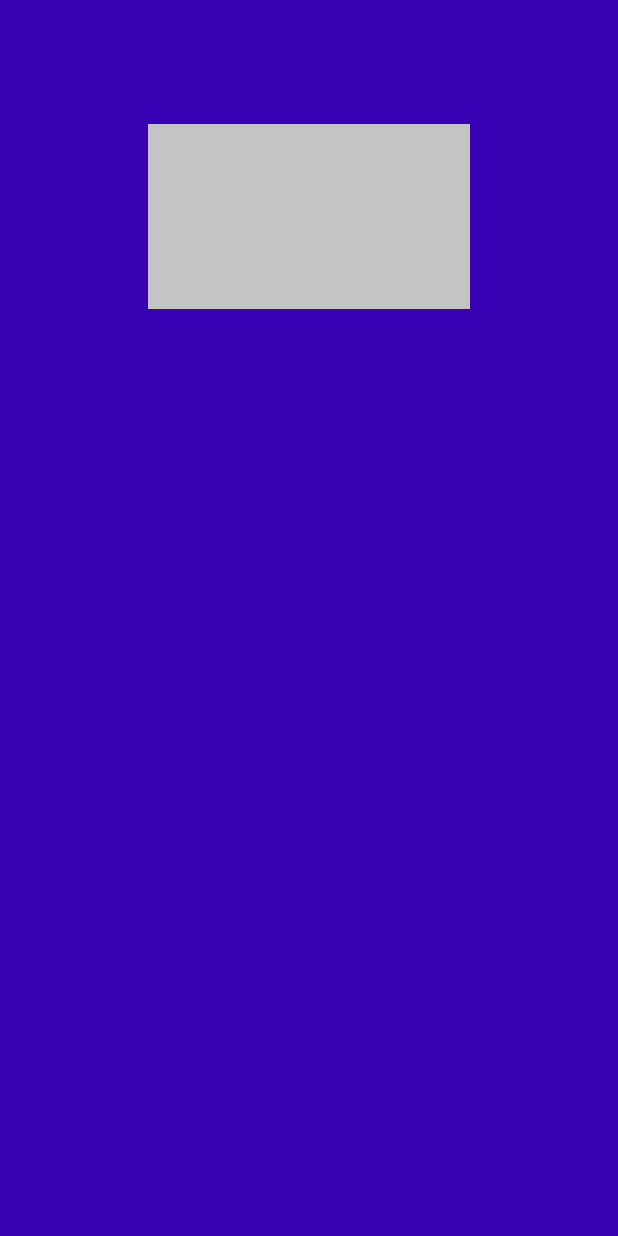
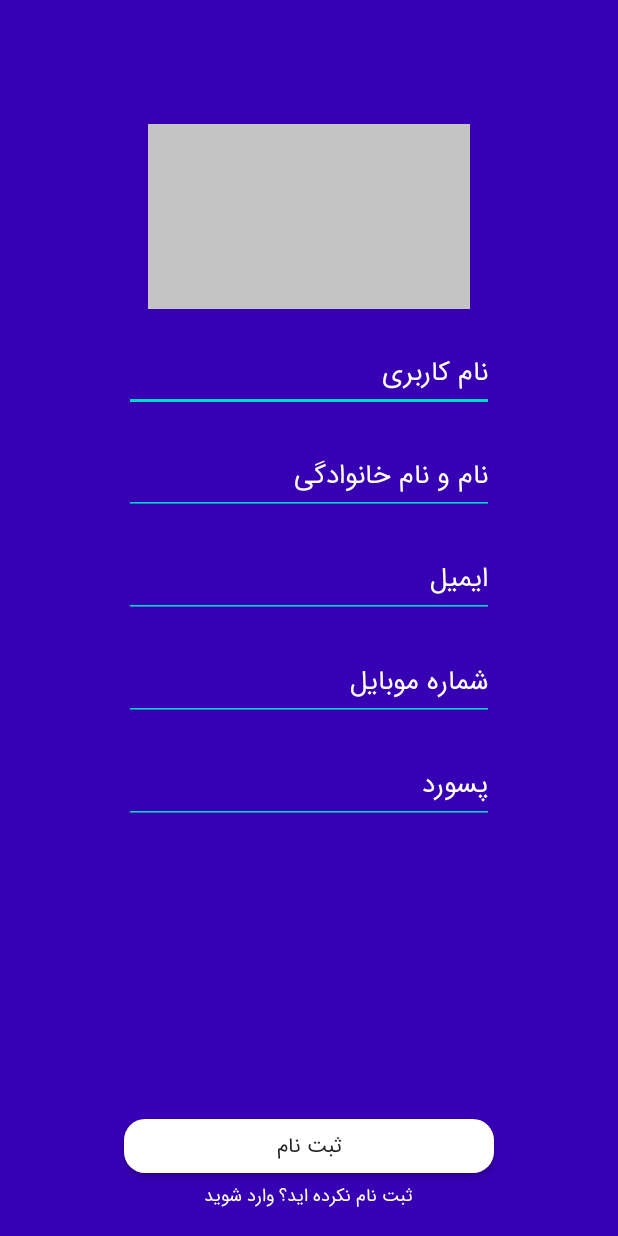
Before and after one commit to mahdiElliot/chap, an Android app: the layout fragment_register.xml on its own in the app's theme, with its tools: preview values and no code run, on a phone screen of 412 x 824 dp. Run offline under Robolectric (Android 15) with nearby library versions, the phone set to English and light mode, and no system bars.

Commit message:
register

```diff
--- /dev/null
+++ b/app/src/main/res/drawable/btn_background.xml
@@ -0,0 +1,27 @@
+<?xml version="1.0" encoding="utf-8"?>
+<selector xmlns:android="http://schemas.android.com/apk/res/android">
+    <item android:state_pressed="true">
+        <shape android:shape="rectangle">
+            <corners android:radius="14dp" />
+            <solid android:color="@color/grey" />
+        </shape>
+    </item>
+    <item android:state_selected="true">
+        <shape android:shape="rectangle">
+            <corners android:radius="14dp" />
+            <solid android:color="@color/grey" />
+        </shape>
+    </item>
+    <item android:state_focused="true">
+        <shape android:shape="rectangle">
+            <corners android:radius="14dp" />
+            <solid android:color="@color/grey" />
+        </shape>
+    </item>
+    <item>
+        <shape android:shape="rectangle">
+            <corners android:radius="14dp" />
+            <solid android:color="@color/white" />
+        </shape>
+    </item>
+</selector>
--- a/app/src/main/res/layout/fragment_register.xml
+++ b/app/src/main/res/layout/fragment_register.xml
@@ -50,20 +50,99 @@
 
 
     <LinearLayout
+        android:id="@+id/layout_reg"
         android:layout_width="0dp"
         android:layout_height="0dp"
         app:layout_constraintLeft_toLeftOf="@id/guide_3"
         app:layout_constraintRight_toRightOf="@+id/guide_4"
         app:layout_constraintTop_toTopOf="@id/guide_2"
-        app:layout_constraintBottom_toBottomOf="parent"
-        android:layout_marginTop="12dp"
-        android:layout_marginBottom="12dp"
+        app:layout_constraintBottom_toTopOf="@+id/btn_register"
+        android:layout_marginTop="16dp"
         android:orientation="vertical">
 
         <EditText
-            android:layout_width="0dp"
-            android:layout_height="0dp"
-            />
+            android:id="@+id/et_username"
+            android:layout_width="match_parent"
+            android:layout_height="wrap_content"
+            android:textColor="@color/white"
+            android:textColorHint="@color/white"
+            android:hint="@string/username"
+            android:backgroundTint="@color/colorAccent" />
+
+        <EditText
+            android:layout_width="match_parent"
+            android:layout_height="wrap_content"
+            android:layout_marginTop="16dp"
+            android:textColor="@color/white"
+            android:textColorHint="@color/white"
+            android:hint="@string/name_familyName"
+            android:backgroundTint="@color/colorAccent" />
+
+        <EditText
+            android:layout_width="match_parent"
+            android:layout_height="wrap_content"
+            android:layout_marginTop="16dp"
+            android:textColor="@color/white"
+            android:textColorHint="@color/white"
+            android:hint="@string/email"
+            android:backgroundTint="@color/colorAccent" />
+
+        <EditText
+            android:layout_width="match_parent"
+            android:layout_height="wrap_content"
+            android:layout_marginTop="16dp"
+            android:textColor="@color/white"
+            android:textColorHint="@color/white"
+            android:hint="@string/mobile"
+            android:backgroundTint="@color/colorAccent" />
+
+        <EditText
+            android:layout_width="match_parent"
+            android:layout_height="wrap_content"
+            android:layout_marginTop="16dp"
+            android:textColor="@color/white"
+            android:textColorHint="@color/white"
+            android:hint="@string/password"
+            android:backgroundTint="@color/colorAccent" />
+    </LinearLayout>
+
+    <Button
+        android:id="@+id/btn_register"
+        android:layout_width="0dp"
+        android:layout_height="36dp"
+        android:text="ثبت نام"
+        android:layout_marginBottom="4dp"
+        android:background="@drawable/btn_background"
+        app:layout_constraintBottom_toTopOf="@id/layout_signin"
+        app:layout_constraintLeft_toLeftOf="@id/guide_3"
+        app:layout_constraintRight_toRightOf="@id/guide_4" />
+
+    <LinearLayout
+        android:id="@+id/layout_signin"
+        android:layout_width="0dp"
+        android:layout_height="wrap_content"
+        android:layoutDirection="rtl"
+        android:gravity="center"
+        android:layout_marginBottom="16dp"
+        app:layout_constraintLeft_toRightOf="@id/guide_3"
+        app:layout_constraintRight_toLeftOf="@id/guide_4"
+        app:layout_constraintBottom_toBottomOf="parent">
+
+        <TextView
+            android:layout_width="wrap_content"
+            android:layout_height="wrap_content"
+            android:textSize="12sp"
+            android:textColor="@color/white"
+            android:text="ثبت نام نکرده اید؟ " />
+
+        <TextView
+            android:id="@+id/tv_signin"
+            android:layout_width="wrap_content"
+            android:layout_height="wrap_content"
+            android:textColor="@color/white"
+            android:textSize="12sp"
+            android:text="@string/text_signin" />
+
     </LinearLayout>
 
 </androidx.constraintlayout.widget.ConstraintLayout>
--- a/app/src/main/res/values/colors.xml
+++ b/app/src/main/res/values/colors.xml
@@ -4,4 +4,5 @@
     <color name="colorPrimaryDark">#3700B3</color>
     <color name="colorAccent">#03DAC5</color>
     <color name="grey">#C4C4C4</color>
+    <color name="white">#ffff</color>
 </resources>
--- a/app/src/main/res/values/strings.xml
+++ b/app/src/main/res/values/strings.xml
@@ -2,4 +2,10 @@
     <string name="app_name">CHAP</string>
     <!-- TODO: Remove or change this placeholder text -->
     <string name="hello_blank_fragment">Hello blank fragment</string>
+    <string name="username">نام کاربری</string>
+    <string name="name_familyName">نام و نام خانوادگی</string>
+    <string name="email">ایمیل</string>
+    <string name="mobile">شماره موبایل</string>
+    <string name="password">پسورد</string>
+    <string name="text_signin">وارد شوید</string>
 </resources>
--- a/app/src/main/res/values/styles.xml
+++ b/app/src/main/res/values/styles.xml
@@ -5,6 +5,8 @@
         <item name="colorPrimary">@color/colorPrimary</item>
         <item name="colorPrimaryDark">@color/colorPrimaryDark</item>
         <item name="colorAccent">@color/colorAccent</item>
+        <item name="android:fontFamily">@font/fa_irs_mobile</item>
+        <item name="fontFamily">@font/fa_irs_mobile</item>
     </style>
 
 </resources>
```
Also changed, not shown: app/src/main/res/font/fa_irs_mobile.ttf (added), app/src/main/res/font/fa_irs_mobile_black.ttf (added), app/src/main/res/font/fa_irs_mobile_bold.ttf (added), app/src/main/res/font/fa_irs_mobile_light.ttf (added), app/src/main/res/font/fa_irs_mobile_medium.ttf (added), app/src/main/res/font/fa_irs_mobile_ultralight.ttf (added), app/src/main/res/font/titlefont.ttf (added), 1 other file.
